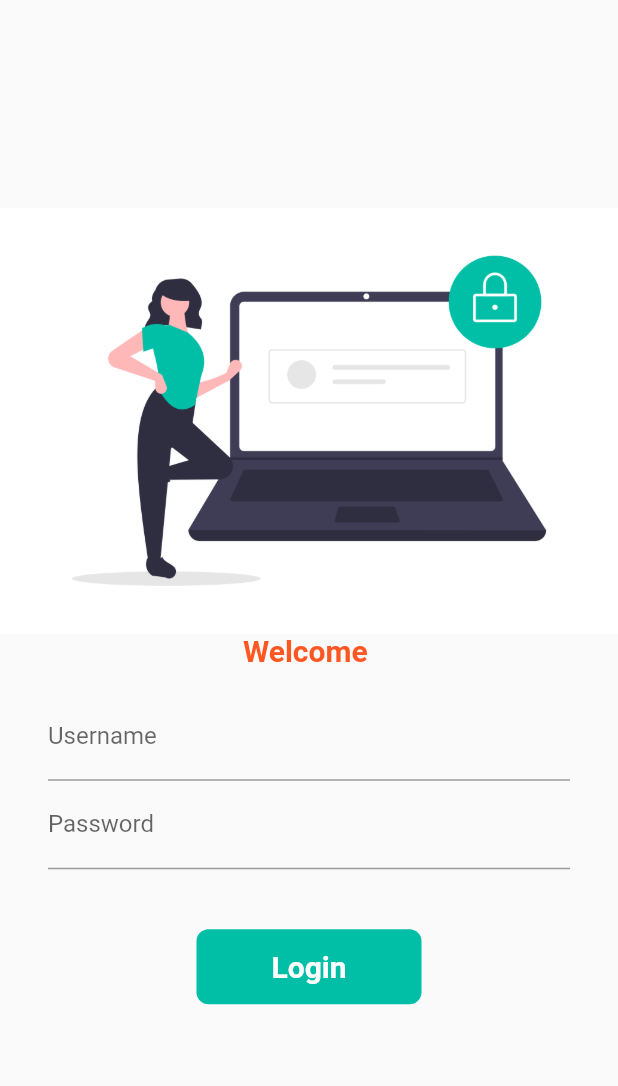
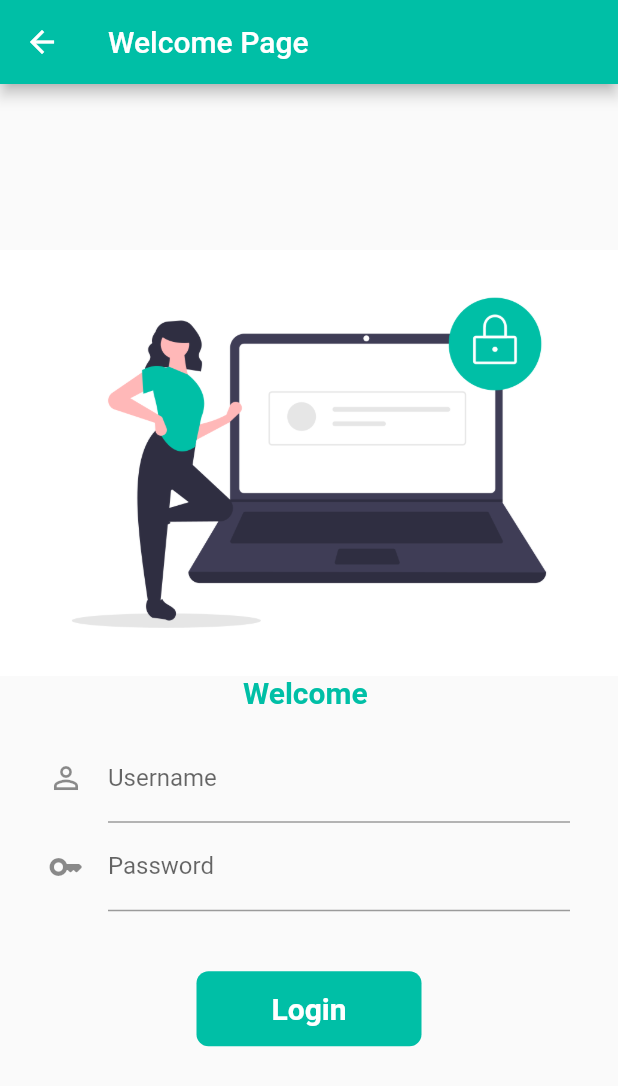
Before and after one commit to pawan-padavi/FlutterLearnings, a Flutter app: the screen it shows after launch, on a phone screen of 412 x 824 dp. Shown: the top 1086 px of the screen. Run offline on Flutter 3.47's test engine with Material 2 defaults, Android fonts, the phone set to English and light mode, and no system bars.

Commit message:
Day4Completed

```diff
--- a/lib/pages/login_page.dart
+++ b/lib/pages/login_page.dart
@@ -12,10 +12,30 @@ class LoginPage extends StatefulWidget {
 class _LoginPageState extends State<LoginPage> {
   String message = '';
   bool chagebutton = false;
+  final _formkey = GlobalKey<FormState>();
+  //Move To netx Page
+  movetohome(BuildContext context) async {
+    if (_formkey.currentState!.validate()) {
+    } else {
+      setState(() {
+        chagebutton = true;
+      });
+      await Future.delayed(const Duration(seconds: 2));
+      // ignore: use_build_context_synchronously
+      await Navigator.pushNamed(context, '/Home');
+      setState(() {
+        chagebutton = false;
+      });
+    }
+  }
 
   @override
   Widget build(BuildContext context) {
     return Scaffold(
+      appBar: AppBar(
+        title: const Text("Welcome Page"),
+        backgroundColor: const Color.fromRGBO(0, 191, 166, 1),
+      ),
       body: Center(
           child: SingleChildScrollView(
         child: Column(
@@ -27,7 +47,7 @@ class _LoginPageState extends State<LoginPage> {
             Text(
               "Welcome $message",
               style: const TextStyle(
-                color: Colors.deepOrange,
+                color: Color.fromRGBO(0, 191, 166, 1),
                 fontSize: 20,
                 fontWeight: FontWeight.bold,
               ),
@@ -35,37 +55,38 @@ class _LoginPageState extends State<LoginPage> {
             Padding(
               padding:
                   const EdgeInsets.symmetric(vertical: 16.0, horizontal: 32.0),
+              child: Form(
+                key: _formkey,
                 child: Column(
                   children: [
                     TextFormField(
                       decoration: const InputDecoration(
                           hintText: "Enter Username",
                           labelText: "Username",
-                    ),
+                          icon: Icon(Icons.person_outline_sharp)),
                       onChanged: (value) {
                         message = value;
                         setState(() {});
                       },
+                      validator: (value) => value.toString().isEmpty
+                          ? "Cannot be null UserName"
+                          : null,
                     ),
                     TextFormField(
                       obscureText: true,
                       decoration: const InputDecoration(
                           hintText: "Enter Password",
                           labelText: "Password",
-                    ),
+                          icon: Icon(Icons.key_rounded)),
+                      validator: (value) => value.toString().isEmpty
+                          ? "Cannot be null Password"
+                          : null,
                     ),
                     const SizedBox(
                       height: 40.0,
                     ),
                     InkWell(
-                    onTap: () async {
-                      setState(() {
-                        chagebutton = true;
-                      });
-                      await Future.delayed(const Duration(seconds: 2));
-                      // ignore: use_build_context_synchronously
-                      Navigator.pushNamed(context, '/Home');
-                    },
+                      onTap: () => movetohome(context),
                       child: AnimatedContainer(
                         duration: const Duration(seconds: 1),
                         width: chagebutton ? 50 : 150,
@@ -88,13 +109,8 @@ class _LoginPageState extends State<LoginPage> {
                               ),
                       ),
                     )
-                  // ElevatedButton(
-                  //   onPressed: () {
-                  //     Navigator.pushNamed(context, '/Home');
-                  //   },
-                  //   child: const Text("Login"),
-                  // ),
                   ],
+                ),
               ),
             )
           ],
```
Lines whose indentation alone changed are shown as unchanged.
